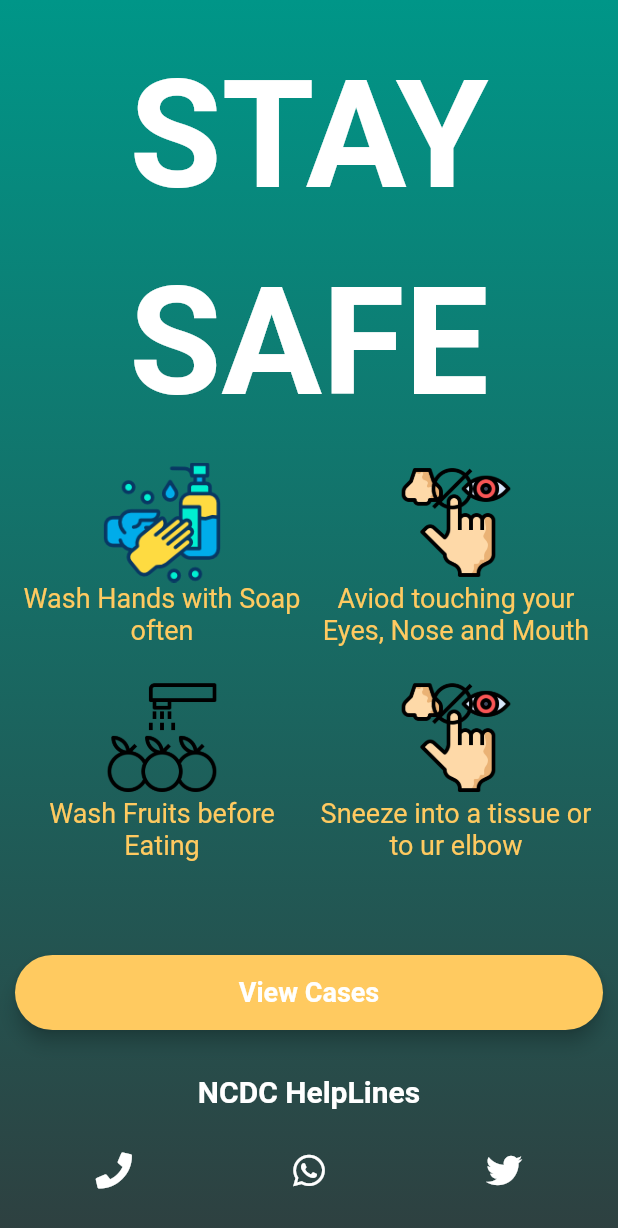
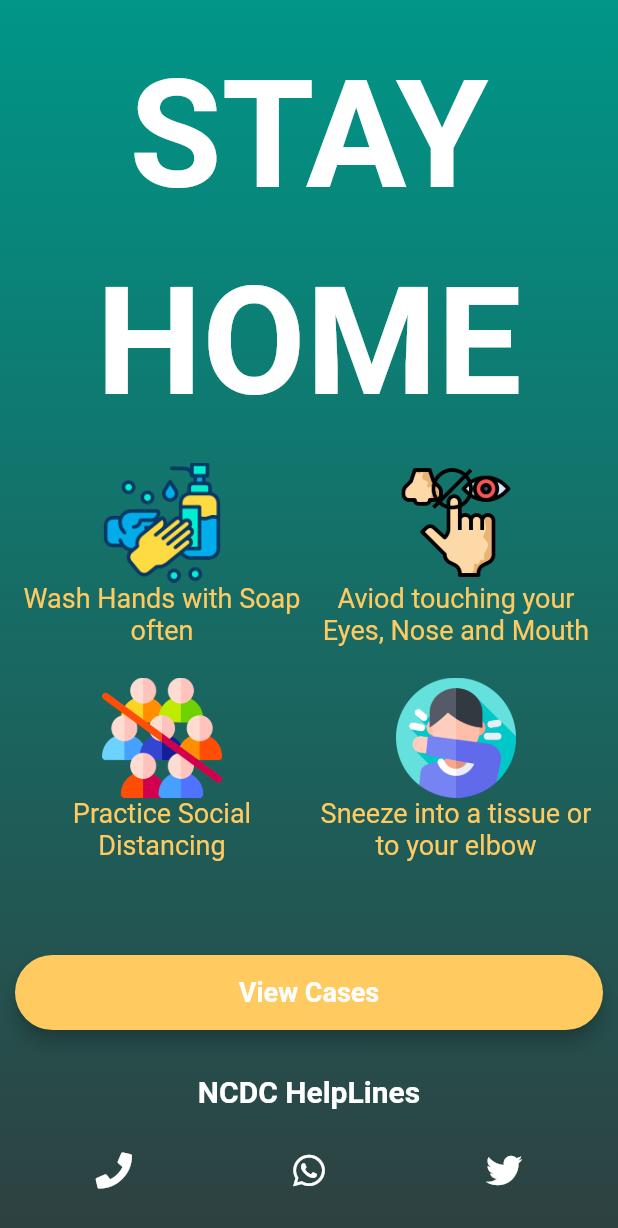
Before and after one commit to aloRanking/flutter_ui_challenges, a Flutter app: the screen it shows after launch, after a tap on "Challenge 2", on a phone screen of 412 x 824 dp. Shown: the top 1228 px of the screen. Run offline on Flutter 3.47's test engine with Material 2 defaults, Android fonts, the phone set to English and light mode, and no system bars; our stand-ins replace animated_text_kit, curved_navigation_bar, flutter_spinkit, font_awesome_flutter, syncfusion_flutter_charts; missing offline and left inert: syncfusion_flutter_core; network calls fail.

Commit message:
added new pngs

```diff
--- a/lib/covidApp/covid_page.dart
+++ b/lib/covidApp/covid_page.dart
@@ -2,6 +2,7 @@ import 'package:flutter/material.dart';
 import 'package:flutter_spinkit/flutter_spinkit.dart';
 import 'package:flutter_ui_challenges/covidApp/covid_detail_page.dart';
 import 'package:flutter_ui_challenges/covidApp/covid_model.dart';
+import 'package:flutter_ui_challenges/covidApp/covid_startPage.dart';
 
 class CovidPage extends StatefulWidget {
 
@@ -29,13 +30,15 @@ class _CovidPageState extends State<CovidPage> {
 
   void getCovidData() async{
 
-    var covidata = await covid.getCovidTotalResult();
+    //var covidata = await covid.getCovidTotalResult();
+
+    var time = await Duration(seconds: 15);
 
 
 
 
     Navigator.push(context, MaterialPageRoute(
-      builder: (context)=>CovidDetailPage(covidata)
+      builder: (context)=>CovidStartPage()
     ));
 
   }
--- a/lib/covidApp/covid_startPage.dart
+++ b/lib/covidApp/covid_startPage.dart
@@ -1,8 +1,29 @@
+import 'package:animated_text_kit/animated_text_kit.dart';
 import 'package:flutter/material.dart';
 import 'package:flutter/rendering.dart';
 import 'package:font_awesome_flutter/font_awesome_flutter.dart';
 
+import 'covid_detail_page.dart';
+import 'covid_model.dart';
+
+
+
 class CovidStartPage extends StatelessWidget {
+  Covid covid = Covid();
+
+
+  void getCovidData() async{
+
+    var covidata = await covid.getCovidTotalResult();
+
+
+
+
+
+
+  }
+
+
   @override
   Widget build(BuildContext context) {
     return MaterialApp(
@@ -30,13 +51,14 @@ class CovidStartPage extends StatelessWidget {
                       fontWeight: FontWeight.bold
                     ),
                   ),
-                  Text(
-                    'SAFE',
-                    style: TextStyle(
+                  ScaleAnimatedTextKit(
+                    text: [ 'HOME', 'SAFE'],
+                    textStyle: TextStyle(
                         color: Colors.white,
                         fontSize: 100.0,
                         fontWeight: FontWeight.bold
                     ),
+
                   ),
                   Row(
                     children: <Widget>[
@@ -59,14 +81,14 @@ class CovidStartPage extends StatelessWidget {
                     children: <Widget>[
                       Expanded(
                         child: SafetyCard(
-                          image: "images/wash_fruits.png" ,
-                          text: 'Wash Fruits before Eating',
+                          image: "images/crowd.png" ,
+                          text: 'Practice Social Distancing',
                         ),
                       ),
                       Expanded(
                         child: SafetyCard(
-                          image: "images/dont_touch.png",
-                          text: 'Sneeze into a tissue or to ur elbow',
+                          image: "images/sneeze.png",
+                          text: 'Sneeze into a tissue or to your elbow',
                         ),
                       ),
                     ],
@@ -78,7 +100,17 @@ class CovidStartPage extends StatelessWidget {
                     constraints: BoxConstraints.expand(
                       height: 50.0,
                     ),
-                    onPressed: () {},
+                    onPressed: () async {
+
+                      var covidata = await covid.getCovidTotalResult();
+
+                      Navigator.push(context, MaterialPageRoute(
+                          builder: (context)=>CovidDetailPage(covidata)
+                      ));
+
+
+
+                    },
                     elevation: 5.0,
                     fillColor: Color(0xFFFFCA60),
                     shape: RoundedRectangleBorder(
--- a/lib/main.dart
+++ b/lib/main.dart
@@ -48,7 +48,7 @@ class MyHomePage extends StatelessWidget {
           ChallengeCard(
             onTap: (){
               Navigator.push(context, MaterialPageRoute(builder:
-                  (context)=> CovidStartPage()));
+                  (context)=> CovidPage()));
             },
             challengeText: 'Challenge 2',
             bcolor: Colors.orange[400],
--- a/pubspec.yaml
+++ b/pubspec.yaml
@@ -28,6 +28,7 @@ dependencies:
   flutter_spinkit: ^4.1.2+1
   syncfusion_flutter_charts: ^18.1.43
   font_awesome_flutter: ^8.8.1
+  animated_text_kit: ^2.0.0
 
 dev_dependencies:
   flutter_test:
```
Also changed, not shown: images/crowd.png (added), images/sneeze.png (added), pubspec.lock.
